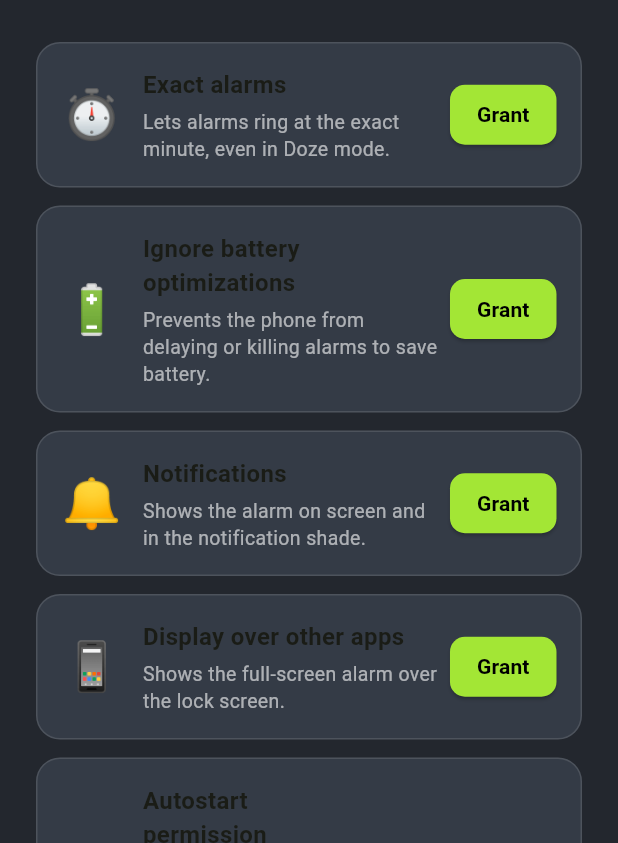
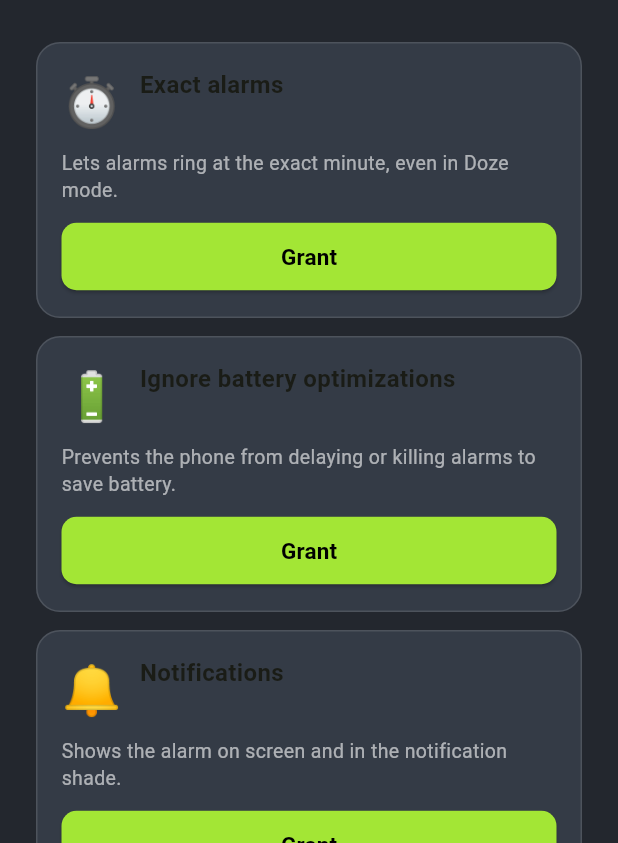
Before and after one commit to FileHQ/alarmhq, a Flutter app: the screen it shows after launch, on a phone screen of 412 x 824 dp, the part 393-1236 px from its top. Run offline on Flutter 3.47's test engine with Material 3 defaults, Android fonts, the light colour scheme and no system bars.

Commit message:
v2.23: vertical permission card layout, snoozed badge fix

```diff
--- a/lib/l10n/app_en.arb
+++ b/lib/l10n/app_en.arb
@@ -76,7 +76,7 @@
   "permAutostartTitle": "Autostart permission",
   "permAutostartDesc": "Lets the alarm ring even when the app is closed (needed on Xiaomi, Oppo, Vivo, Huawei).",
   "permLockScreenTitle": "Show on Lock screen",
-  "permLockScreenDesc": "Lets the alarm appear when your phone is locked. Tap to open Settings → Apps → AlarmHQ and turn ON \"Show on Lock screen\" (also turn on \"Open new windows while running in the background\").",
+  "permLockScreenDesc": "Without this, the alarm NEVER appears on the lock screen. Steps: 1. Tap 'Open Settings' below. 2. Turn ON 'Show on Lock screen' (also turn ON 'Open new windows while running in the background'). 3. Return to the app.",
   "permUnusedTitle": "Auto-remove permissions",
   "permUnusedDesc": "Keep this OFF for AlarmHQ in Settings → Apps, or Android will remove AlarmHQ's permissions and the alarm may stop ringing.",
   "permLockScreenReminder": "In Settings → Apps → AlarmHQ, turn ON \"Show on Lock screen\" — and also \"Open new windows while running in the background\".",
@@ -105,6 +105,7 @@
   "snooze": "Snooze",
   "snoozeLength": "Snooze length",
   "snoozedUntil": "Snoozed until {time}",
+  "snoozedUntilLeft": "Snoozed until {time} ({left} left)",
   "fsBannerTitle": "Full-screen alarm is off",
   "fsBannerBody": "Tap to allow the alarm to pop up on the lock screen",
   "lockBannerTitle": "Show on Lock screen is needed",
--- a/lib/l10n/app_localizations.dart
+++ b/lib/l10n/app_localizations.dart
@@ -557,7 +557,7 @@ abstract class AppLocalizations {
   /// No description provided for @permLockScreenDesc.
   ///
   /// In en, this message translates to:
-  /// **'Lets the alarm appear when your phone is locked. Tap to open Settings → Apps → AlarmHQ and turn ON \"Show on Lock screen\" (also turn on \"Open new windows while running in the background\").'**
+  /// **'Without this, the alarm NEVER appears on the lock screen. Steps: 1. Tap \'Open Settings\' below. 2. Turn ON \'Show on Lock screen\' (also turn ON \'Open new windows while running in the background\'). 3. Return to the app.'**
   String get permLockScreenDesc;
 
   /// No description provided for @permUnusedTitle.
@@ -727,6 +727,12 @@ abstract class AppLocalizations {
   /// In en, this message translates to:
   /// **'Snoozed until {time}'**
   String snoozedUntil(Object time);
+
+  /// No description provided for @snoozedUntilLeft.
+  ///
+  /// In en, this message translates to:
+  /// **'Snoozed until {time} ({left} left)'**
+  String snoozedUntilLeft(Object left, Object time);
 
   /// No description provided for @fsBannerTitle.
   ///
--- a/lib/l10n/app_ur.arb
+++ b/lib/l10n/app_ur.arb
@@ -76,7 +76,7 @@
   "permAutostartTitle": "آٹو اسٹارٹ کی اجازت",
   "permAutostartDesc": "ایپ بند ہو تو بھی الارم بجے (Xiaomi، Oppo، Vivo، Huawei پر ضروری)۔",
   "permLockScreenTitle": "لاک اسکرین پر دکھائیں",
-  "permLockScreenDesc": "فون لاک ہو تو الارم نظر آئے۔ سیٹنگز ← ایپس ← AlarmHQ کھولیں اور \"Show on Lock screen\" آن کریں (\"Open new windows while running in the background\" بھی آن کریں)۔",
+  "permLockScreenDesc": "اس کے بغیر لاک اسکرین پر الارم کبھی نظر نہیں آئے گا۔ طریقہ: 1۔ نیچے 'Open Settings' دبائیں۔ 2۔ 'Show on Lock screen' آن کریں ('Open new windows while running in the background' بھی آن کریں)۔ 3۔ ایپ میں واپس آئیں۔",
   "permUnusedTitle": "خودکار اجازت منسوخی",
   "permUnusedDesc": "AlarmHQ کے لیے اسے آف رکھیں، ورنہ Android اجازتیں ہٹا دے گا اور الارم بجنا بند ہو سکتا ہے۔",
   "permLockScreenReminder": "سیٹنگز ← ایپس ← AlarmHQ میں \"Show on Lock screen\" آن کریں — اور \"Open new windows while running in the background\" بھی۔",
@@ -105,6 +105,7 @@
   "snooze": "اسنوز",
   "snoozeLength": "اسنوز کی مدت",
   "snoozedUntil": "{time} تک اسنوز",
+  "snoozedUntilLeft": "{time} تک اسنوز ({left} باقی)",
   "fsBannerTitle": "فل اسکرین الارم بند ہے",
   "fsBannerBody": "لاک اسکرین پر الارم دکھانے کے لیے یہاں دبائیں",
   "lockBannerTitle": "لاک اسکرین پر دکھانا ضروری ہے",
--- a/lib/screens/permission_screen.dart
+++ b/lib/screens/permission_screen.dart
@@ -410,6 +410,10 @@ class _PermissionScreenState extends State<PermissionScreen>
     // v2.19: unverifiable OEM cards never display the "Granted" check.
     final isGranted = verifiable && granted == true;
     final alert = highlight && !isGranted;
+    // v2.23: VERTICAL layout. The old horizontal Row put the button on the
+    // right, squeezing the text column to ~5 characters on narrow screens
+    // and wrapping titles letter-by-letter vertically. Now the icon/title/
+    // description get the full card width and the button sits BELOW.
     return Container(
       margin: const EdgeInsets.only(bottom: 12),
       padding: const EdgeInsets.all(16),
@@ -427,19 +431,18 @@ class _PermissionScreenState extends State<PermissionScreen>
           width: alert ? 2 : 1,
         ),
       ),
-      child: Row(
+      child: Column(
+        crossAxisAlignment: CrossAxisAlignment.start,
+        children: [
+          Row(
+            crossAxisAlignment: CrossAxisAlignment.start,
             children: [
               Text(icon, style: const TextStyle(fontSize: 32)),
-          const SizedBox(width: 14),
+              const SizedBox(width: 12),
               Expanded(
                 child: Column(
                   crossAxisAlignment: CrossAxisAlignment.start,
                   children: [
-                // v2.21: "Required" badge on its own line. It used to sit
-                // in a Row with the title, and on narrow screens the
-                // badge squeezed the title's Flexible to ~zero width —
-                // wrapping "Manage app if unused" letter-by-letter
-                // vertically. Never again.
                     if (alert)
                       Container(
                         margin: const EdgeInsets.only(bottom: 6),
@@ -462,10 +465,6 @@ class _PermissionScreenState extends State<PermissionScreen>
                         softWrap: true,
                         style: const TextStyle(
                             fontSize: 16, fontWeight: FontWeight.w700)),
-                const SizedBox(height: 4),
-                Text(desc,
-                    style: const TextStyle(
-                        fontSize: 13, color: Colors.white60, height: 1.4)),
                   ],
                 ),
               ),
@@ -477,25 +476,19 @@ class _PermissionScreenState extends State<PermissionScreen>
                   child: CircularProgressIndicator(strokeWidth: 2),
                 )
               else if (isGranted)
-            Row(
-              mainAxisSize: MainAxisSize.min,
-              children: [
                 const Icon(Icons.check_circle,
-                    color: AppTheme.emerald, size: 22),
-                const SizedBox(width: 4),
-                Text(l10n.permGranted,
+                    color: AppTheme.emerald, size: 24),
+            ],
+          ),
+          const SizedBox(height: 8),
+          Text(desc,
               style: const TextStyle(
-                        color: AppTheme.emerald,
-                        fontWeight: FontWeight.w700,
-                        fontSize: 13)),
-              ],
-            )
-          else
-            Column(
-              mainAxisSize: MainAxisSize.min,
-              crossAxisAlignment: CrossAxisAlignment.end,
-              children: [
-                ElevatedButton(
+                  fontSize: 13, color: Colors.white60, height: 1.4)),
+          if (granted != null && !isGranted) ...[
+            const SizedBox(height: 12),
+            SizedBox(
+              width: double.infinity,
+              child: ElevatedButton(
                 onPressed: () async {
                   await onGrant();
                   // Status re-checks on resume via the lifecycle observer.
@@ -503,8 +496,7 @@ class _PermissionScreenState extends State<PermissionScreen>
                 style: ElevatedButton.styleFrom(
                   backgroundColor: AppTheme.emerald,
                   foregroundColor: Colors.black,
-                    padding: const EdgeInsets.symmetric(
-                        horizontal: 18, vertical: 10),
+                  padding: const EdgeInsets.symmetric(vertical: 12),
                   shape: RoundedRectangleBorder(
                     borderRadius: BorderRadius.circular(10),
                   ),
@@ -513,25 +505,29 @@ class _PermissionScreenState extends State<PermissionScreen>
                 // the button opens the manufacturer's Settings page.
                 child: Text(
                     verifiable ? l10n.permGrant : l10n.permOpenSettings,
-                      style: const TextStyle(fontWeight: FontWeight.w700)),
+                    style: const TextStyle(
+                        fontWeight: FontWeight.w700, fontSize: 15)),
+              ),
             ),
             // v2.19: after the settings page was opened, remind the
             // user to flip the toggle themselves — never "Granted".
             if (!verifiable && opened)
               Padding(
-                    padding: const EdgeInsets.only(top: 6),
-                    child: SizedBox(
-                      // v2.21: narrower so the text column keeps room.
-                      width: 130,
+                padding: const EdgeInsets.only(top: 8),
                 child: Text(
                   '⚠️ ${l10n.permVerifyNote}',
-                        textAlign: TextAlign.end,
                   style: const TextStyle(
-                            fontSize: 11, color: Colors.amber, height: 1.35),
+                      fontSize: 12, color: Colors.amber, height: 1.4),
                 ),
               ),
-                  ),
-              ],
+          ] else if (isGranted)
+            Padding(
+              padding: const EdgeInsets.only(top: 8),
+              child: Text(l10n.permGranted,
+                  style: const TextStyle(
+                      color: AppTheme.emerald,
+                      fontWeight: FontWeight.w700,
+                      fontSize: 13)),
             ),
         ],
       ),
--- a/lib/services/native_bridge.dart
+++ b/lib/services/native_bridge.dart
@@ -152,4 +152,9 @@ class NativeBridge {
   /// Used to show an accurate "Rings in Xm" countdown while snoozed.
   static Future<int?> getSnoozeTrigger(int id) async =>
       await _alarm.invokeMethod<int>('getSnoozeTrigger', {'id': id});
+
+  /// v2.23: snooze count of the pending snooze for alarm [id] (0 when none).
+  /// Used to show "N left" on the snoozed badge.
+  static Future<int> getSnoozeCount(int id) async =>
+      await _alarm.invokeMethod<int>('getSnoozeCount', {'id': id}) ?? 0;
 }
--- a/pubspec.yaml
+++ b/pubspec.yaml
@@ -1,7 +1,7 @@
 name: alarmhq
 description: AlarmHQ - personal alarm app (Urdu + English).
 publish_to: 'none'
-version: 1.0.22+23
+version: 1.0.23+24
 
 environment:
   sdk: ^3.13.5
```
Also changed, not shown: lib/l10n/app_localizations_en.dart (+6 -1 lines), lib/l10n/app_localizations_ur.dart (+6 -1 lines), lib/screens/alarm_list_screen.dart (+34 -4 lines), 2 other files. Lines whose indentation alone changed are shown as unchanged.
